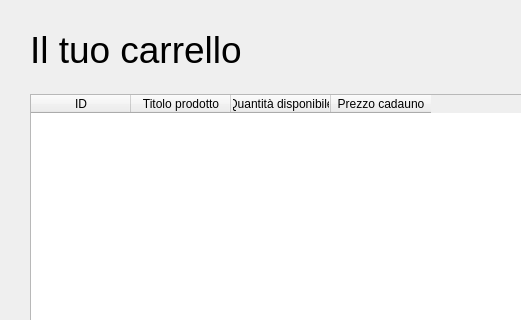
faffolao/Codice_Gestionale_Tipografia, file ui/carrello.ui: the form before one commit; both pictures show x 0 to 521 and y 0 to 320 of the 802 by 609 pixel window.
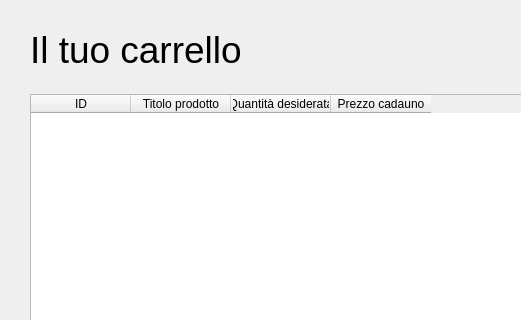
The form after the commit.

The edit to the form file:
```diff
--- a/ui/carrello.ui
+++ b/ui/carrello.ui
@@ -59,7 +59,7 @@
     </column>
     <column>
      <property name="text">
-      <string>Quantità disponibile</string>
+      <string>Quantità desiderata</string>
      </property>
     </column>
     <column>
```
